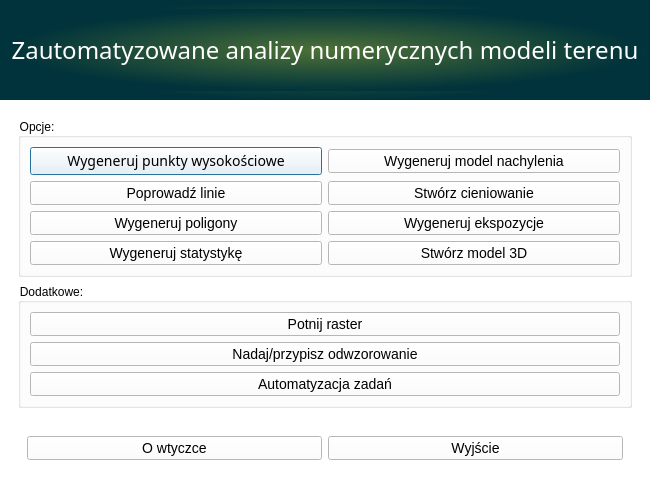
First picture: the form in UI/MainMenu_UI.ui, repository eryk918/nmt_analysis_plugin, before the edit.
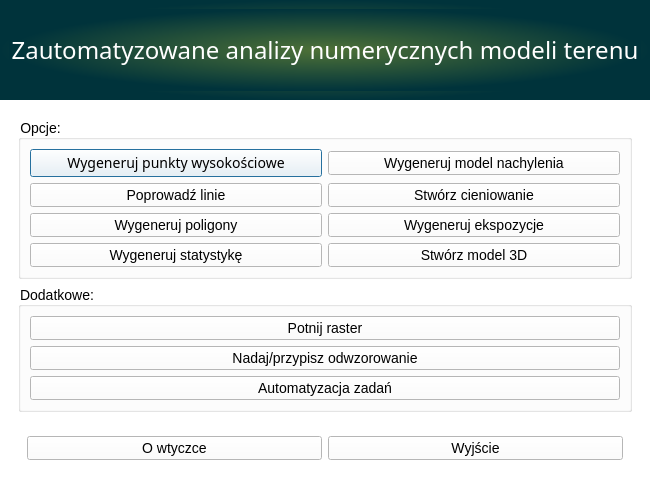
Second picture: the form after the edit.

```diff
--- a/UI/MainMenu_UI.ui
+++ b/UI/MainMenu_UI.ui
@@ -209,6 +209,10 @@
             </item>
             <item row="1" column="0">
              <widget class="QGroupBox" name="groupBox">
+              <property name="styleSheet">
+               <string notr="true">*{font-family: &quot;Samsung Sans&quot;;font-size: 14px;}
+</string>
+              </property>
               <property name="title">
                <string>Dodatkowe:</string>
               </property>
@@ -251,6 +255,10 @@
             </item>
             <item row="0" column="0">
              <widget class="QGroupBox" name="groupBox_3">
+              <property name="styleSheet">
+               <string notr="true">*{font-family: &quot;Samsung Sans&quot;;font-size: 14px;}
+</string>
+              </property>
               <property name="title">
                <string>Opcje:</string>
               </property>
```
Left out of the diff: 2 changed lines with no effect on the pictures.
